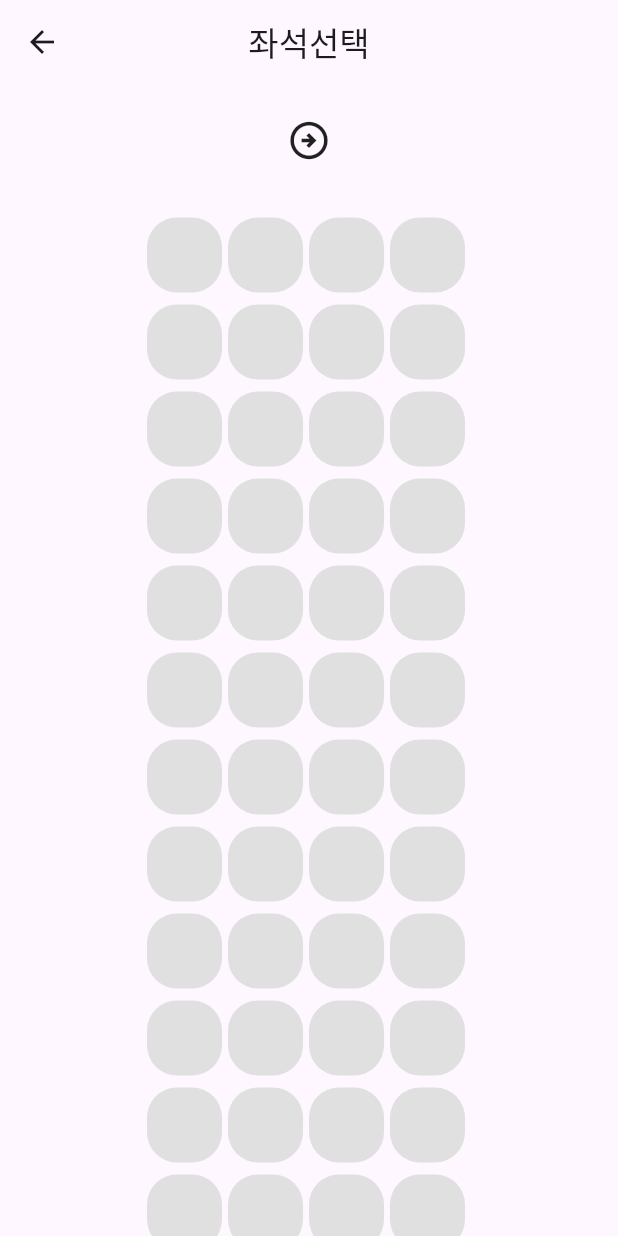
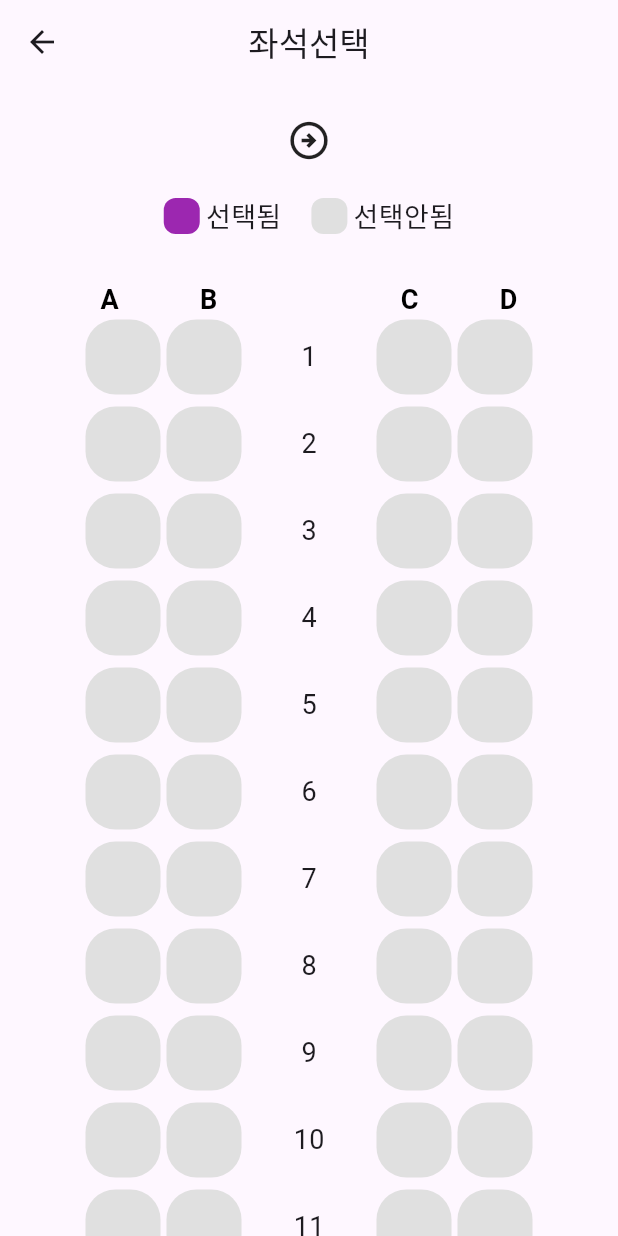
Before and after one commit to ghghtls/flutter_train_app, a Flutter app: the screen it shows after launch, after a tap on "좌석선택", on a phone screen of 412 x 824 dp. Run offline on Flutter 3.47's test engine with Material 3 defaults, Android fonts, the phone set to English and light mode, and no system bars.

Commit message:
feat:시트페이지 디자인 두번째 구현 ,좌석 눌렀을때 색깔 만드는 기능 ,선택됨 컨테이너 구현

```diff
--- a/lib/seat_page.dart
+++ b/lib/seat_page.dart
@@ -1,6 +1,6 @@
 import 'package:flutter/material.dart';
 
-class SeatPage extends StatelessWidget {
+class SeatPage extends StatefulWidget {
   SeatPage(
     this.selectedRow,
     this.selectedCol,
@@ -15,10 +15,24 @@ class SeatPage extends StatelessWidget {
   final String selectedArrive;
   final void Function(int row, int col) onSelected;
 
-  final int totalRows = 20; // 전체 좌석 행수
+  @override
+  State<SeatPage> createState() => _SeatPageState();
+}
+
+class _SeatPageState extends State<SeatPage> {
+  int? _selectedRow;
+  int? _selectedCol;
+
+  final int totalRows = 20;
+  // 전체 좌석 행수
   final int seatsPerRow = 4;
 
+  ///열은 총 4개
+
+  final List<String> ColumnLabels = ['A', 'B', 'C', 'D'];
+
   ///각 행에 좌석 수
+
   @override
   Widget build(BuildContext context) {
     return Scaffold(
@@ -45,10 +59,9 @@ class SeatPage extends StatelessWidget {
                 child: Row(
                   mainAxisAlignment: MainAxisAlignment.center,
                   crossAxisAlignment: CrossAxisAlignment.center,
-
                   children: [
                     Text(
-                      selectedDeparture,
+                      widget.selectedDeparture,
                       style: TextStyle(
                         fontWeight: FontWeight.bold,
                         color: Colors.purple,
@@ -59,20 +72,66 @@ class SeatPage extends StatelessWidget {
                     Icon(Icons.arrow_circle_right_outlined, size: 30),
                     SizedBox(width: 30),
                     Text(
-                      selectedArrive,
+                      widget.selectedArrive,
                       style: TextStyle(
                         fontWeight: FontWeight.bold,
                         color: Colors.purple,
                         fontSize: 30,
                       ),
-                    ), // 위젯들
+                    ),
                   ],
                 ),
+              ),
+
+              SizedBox(height: 16),
+
+              ///텍스트와 범례 사이 간격
+
+              /// 범례를 한 줄 Row로 구성 (중첩 구조 제거)
+              Row(
+                mainAxisAlignment: MainAxisAlignment.center,
+                children: [
+                  Container(
+                    width: 24,
+                    height: 24,
+                    decoration: BoxDecoration(
+                      color: Colors.purple,
+                      borderRadius: BorderRadius.circular(8),
+                    ),
+                  ),
+                  SizedBox(width: 4),
+                  Text('선택됨', style: TextStyle(fontSize: 18)),
+
+                  SizedBox(width: 20),
+
+                  Container(
+                    width: 24,
+                    height: 24,
+                    decoration: BoxDecoration(
+                      color: Colors.grey[300]!,
+                      borderRadius: BorderRadius.circular(8),
+                    ),
+                  ),
+                  SizedBox(width: 4),
+                  Text('선택안됨', style: TextStyle(fontSize: 18)),
+                ],
               ),
 
               SizedBox(height: 30),
 
               ///텍스트와 좌석 간격
+
+              ///열 라벨 표시 (A,B [통로] C,D)
+              Row(
+                mainAxisAlignment: MainAxisAlignment.center,
+                children: [
+                  _buildColumnLabel('A'),
+                  _buildColumnLabel('B'),
+                  SizedBox(width: 68),
+                  _buildColumnLabel('C'),
+                  _buildColumnLabel('D'),
+                ],
+              ),
 
               ///좌석 생성 부분
               Column(
@@ -83,14 +142,37 @@ class SeatPage extends StatelessWidget {
                     ///세로 간격 8
                     child: Row(
                       mainAxisAlignment: MainAxisAlignment.center,
-                      children: List.generate(seatsPerRow, (colIndex) {
-                        return Padding(
-                          padding: const EdgeInsets.only(right: 4.0),
+                      children: [
+                        /// 왼쪽 좌석 A,B
+                        Seat(rowIndex, 0),
+                        SizedBox(width: 4),
 
-                          ///가로 간격 4
-                          child: Seat(rowIndex, colIndex),
-                        );
-                      }),
+                        ///가로간격 4
+
+                        ///좌석 사이 간격
+                        Seat(rowIndex, 1),
+
+                        ///가운데 통로 + 행번호
+                        SizedBox(width: 30),
+
+                        SizedBox(
+                          width: 30,
+                          child: Center(
+                            child: Text(
+                              '${rowIndex + 1}',
+
+                              ///중앙에 행 번호 출력
+                              style: TextStyle(fontSize: 18),
+                            ),
+                          ),
+                        ),
+                        SizedBox(width: 30),
+
+                        ///오른쪽 좌석 C,D
+                        Seat(rowIndex, 2),
+                        SizedBox(width: 4),
+                        Seat(rowIndex, 3),
+                      ],
                     ),
                   );
                 }),
@@ -102,9 +184,34 @@ class SeatPage extends StatelessWidget {
     );
   }
 
+  ///열라벨 위젯 (A~D)
+  Widget _buildColumnLabel(String label) {
+    return Padding(
+      padding: const EdgeInsets.symmetric(horizontal: 8.0),
+      child: Container(
+        width: 50,
+        alignment: Alignment.center,
+        child: Text(
+          label,
+          style: TextStyle(
+            fontWeight: FontWeight.bold,
+            fontSize: 18,
+            color: Colors.black,
+          ),
+        ),
+      ),
+    );
+  }
+
   Widget Seat(int rowNum, int colNum) {
     return GestureDetector(
-      onTap: () => onSelected(rowNum, colNum),
+      onTap: () {
+        setState(() {
+          _selectedRow = rowNum;
+          _selectedCol = colNum;
+        });
+        widget.onSelected(rowNum, colNum);
+      },
 
       ///클릭 시 이벤트 호출
       child: Container(
@@ -114,7 +221,7 @@ class SeatPage extends StatelessWidget {
         height: 50,
         decoration: BoxDecoration(
           color:
-              rowNum == selectedRow && colNum == selectedCol
+              rowNum == _selectedRow && colNum == _selectedCol
                   ? Colors.purple
                   : Colors.grey[300]!,
           borderRadius: BorderRadius.circular(20),
```
